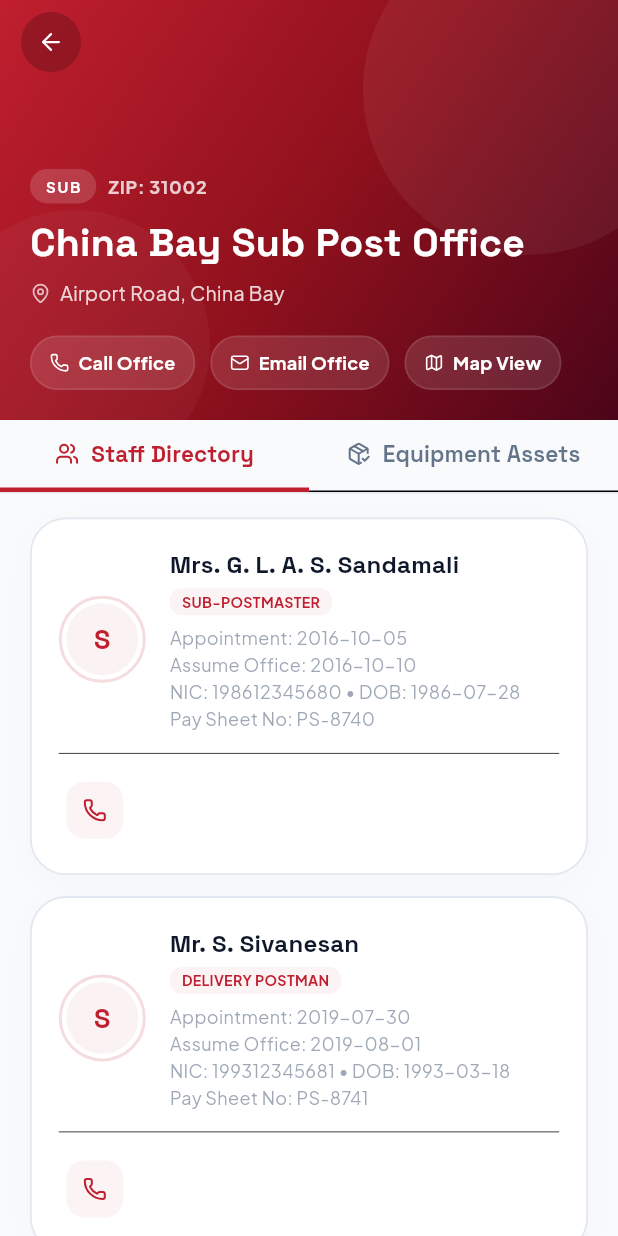
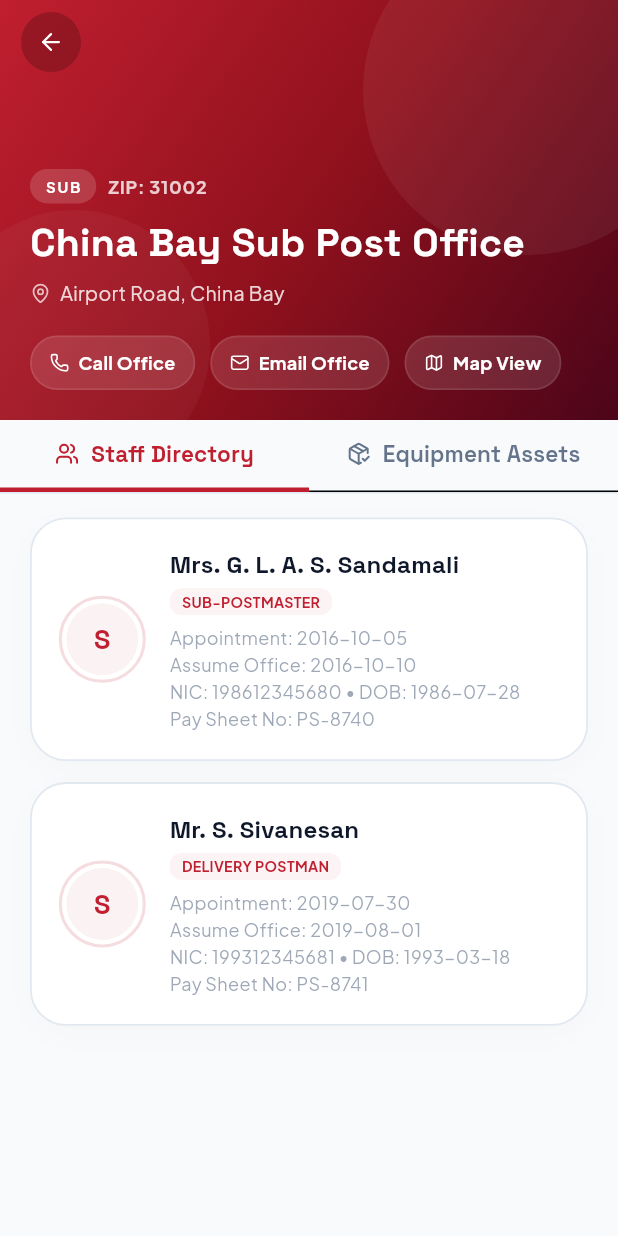
Before and after one commit to Muzakkir-yash/Trincomalee-Post-app, a Flutter app: the screen it shows after launch, after a tap on "Sub POs", after a tap on "China Bay Sub Post Office", on a phone screen of 412 x 824 dp. Run offline on Flutter 3.47's test engine with Material 3 defaults, Android fonts, the phone set to English and light mode, and no system bars; our stand-ins replace cloud_firestore, firebase_core, flutter_lucide, google_fonts; accounts and stored records are empty.

Commit message:
feat: Remove phone dial icon button from staff cards

```diff
--- a/lib/screens/detail_screen.dart
+++ b/lib/screens/detail_screen.dart
@@ -807,24 +807,11 @@ class _DetailScreenState extends State<DetailScreen> with SingleTickerProviderSt
                       ),
                     ],
                   ),
+                  if (widget.office.type == 'Main') ...[
                     const Divider(height: 28, thickness: 0.5),
                     // Footer Actions
                     Row(
-                    mainAxisAlignment: MainAxisAlignment.spaceBetween,
-                    children: [
-                      Row(
-                        children: [
-                          _buildCardIconButton(
-                            icon: LucideIcons.phone,
-                            onPressed: () => _showActionSnackbar('Dialing ${member.phone}...'),
-                            theme: theme,
-                            isDark: isDark,
-                          ),
-                        ],
-                      ),
-                        // Admin Actions
-                        if (widget.office.type == 'Main')
-                          Row(
+                      mainAxisAlignment: MainAxisAlignment.end,
                       children: [
                         TextButton.icon(
                           onPressed: () {
@@ -863,9 +850,8 @@ class _DetailScreenState extends State<DetailScreen> with SingleTickerProviderSt
                           ),
                         ),
                       ],
-                          )
+                    ),
                   ],
-                    )
                   ],
                 ),
               ),
@@ -874,23 +860,6 @@ class _DetailScreenState extends State<DetailScreen> with SingleTickerProviderSt
         );
       }
 
-      Widget _buildCardIconButton({
-        required IconData icon,
-        required VoidCallback onPressed,
-        required ThemeData theme,
-        required bool isDark,
-      }) {
-        return IconButton(
-          icon: Icon(icon, size: 16),
-          onPressed: onPressed,
-          constraints: const BoxConstraints(minWidth: 38, minHeight: 38),
-          style: IconButton.styleFrom(
-            backgroundColor: isDark ? const Color(0xFF1E2640) : theme.colorScheme.primary.withAlpha(14),
-            foregroundColor: isDark ? const Color(0xFFFDA4AF) : theme.colorScheme.primary,
-            shape: RoundedRectangleBorder(borderRadius: BorderRadius.circular(12)),
-          ),
-        );
-      }
 
       Widget _buildEquipmentTab(List<Equipment> equipment, OfficeProvider provider, ThemeData theme) {
         if (equipment.isEmpty) {
```
Lines whose indentation alone changed are shown as unchanged.
